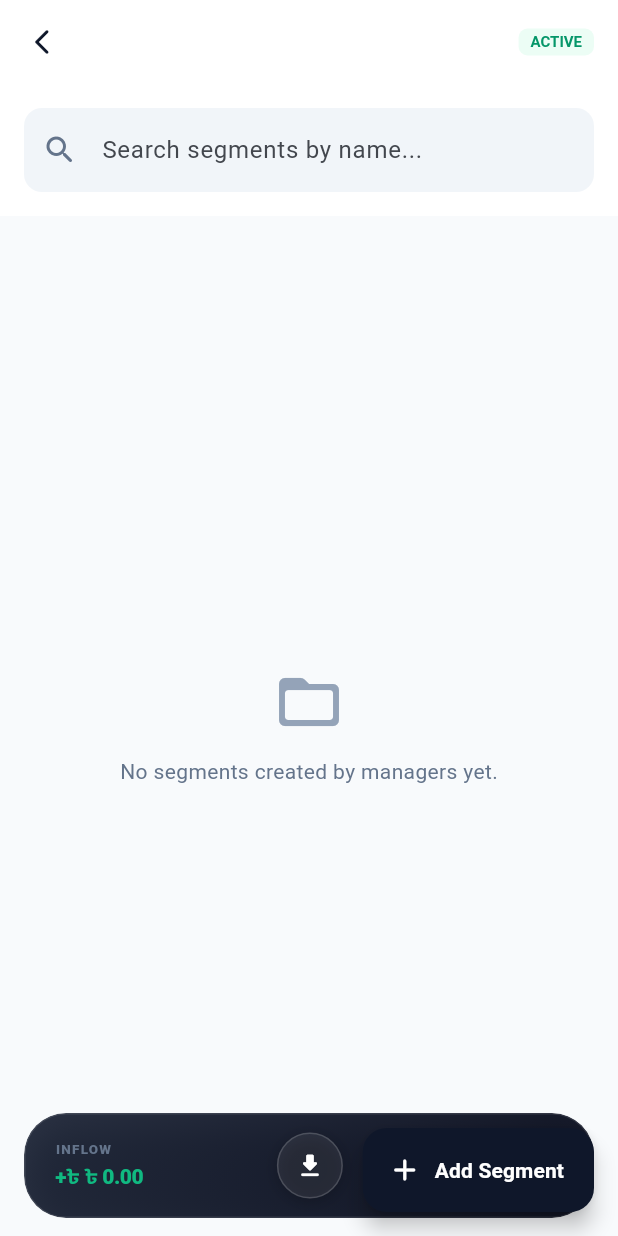
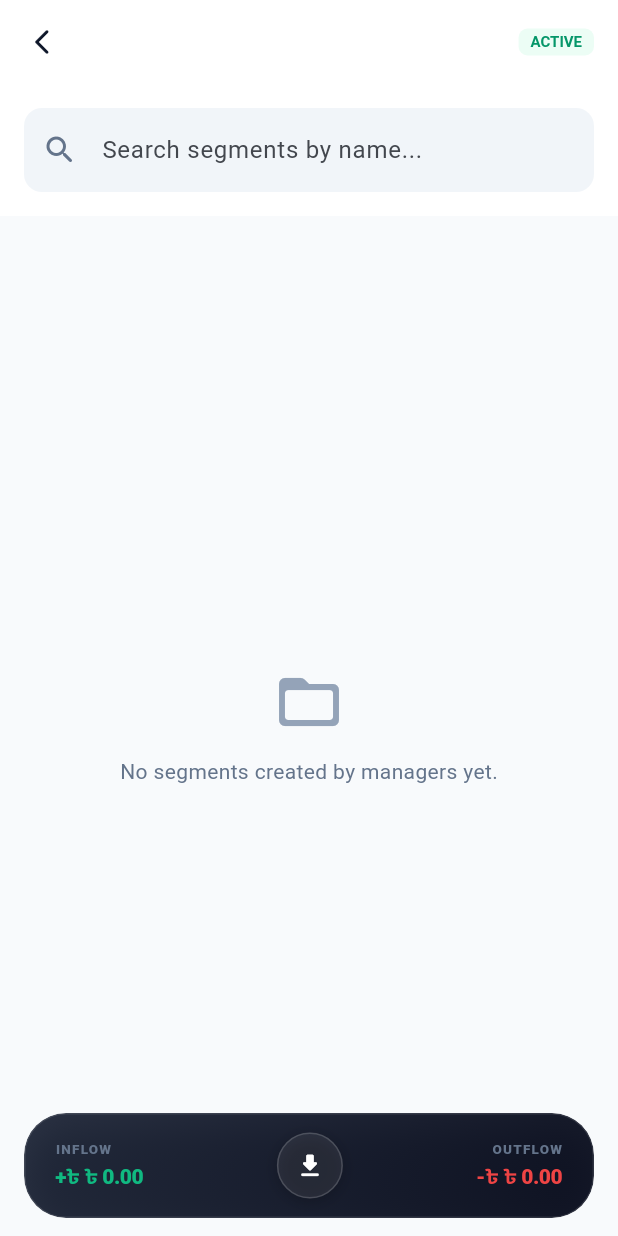
Before and after one commit to shafinahmed-dev/task-boss-flutter, a Flutter app: the LedgerDetailsScreen screen opened directly with empty values, on a phone screen of 412 x 824 dp. Run offline on Flutter 3.47's test engine with Material 3 defaults, Android fonts, the phone set to English and light mode, and no system bars; our stand-ins replace pdf, shared_preferences; missing offline and left inert: dart:html; accounts and stored records are empty; network calls fail.

Commit message:
fix(ledger-details): restore outflow in floating dock and relocate add segment to appbar

```diff
--- a/lib/screens/suite/ledger_details_screen.dart
+++ b/lib/screens/suite/ledger_details_screen.dart
@@ -979,23 +979,26 @@
             builder: (context, app, _) {
               final role = app.user!.role.toUpperCase();
               if (role == 'SUITE_ADMIN' || role == 'SUITE') {
-                return IconButton(
-                  icon: const Icon(Icons.tune_rounded, color: Color(0xFF0F172A)),
-                  onPressed: _openEditModal,
-                  tooltip: 'Edit Ledger',
+                return Row(
+                  mainAxisSize: MainAxisSize.min,
+                  children: [
+                    IconButton(
+                      icon: const Icon(Icons.add_circle_outline_rounded, color: Color(0xFF0F172A)),
+                      tooltip: 'Add Segment',
+                      onPressed: _showAddSegmentModal,
+                    ),
+                    IconButton(
+                      icon: const Icon(Icons.tune_rounded, color: Color(0xFF0F172A)),
+                      onPressed: _openEditModal,
+                      tooltip: 'Edit Ledger',
+                    ),
+                  ],
                 );
               }
               return const SizedBox.shrink();
             },
           ),
         ],
-      ),
-      floatingActionButton: FloatingActionButton.extended(
-        onPressed: _showAddSegmentModal,
-        backgroundColor: const Color(0xFF0F172A),
-        foregroundColor: Colors.white,
-        icon: const Icon(Icons.add_rounded),
-        label: const Text('Add Segment', style: TextStyle(fontWeight: FontWeight.bold)),
       ),
       body: _isLoading
           ? const Center(child: CircularProgressIndicator(color: Color(0xFF1E2638)))
@@ -1241,7 +1244,7 @@
                           fontSize: 14,
                           fontWeight: FontWeight.w800,
                           letterSpacing: -0.3,
-                          color: Color(0xFFF43F5E),
+                          color: Color(0xFFEF4444),
                         ),
                       ),
                     ],
```
